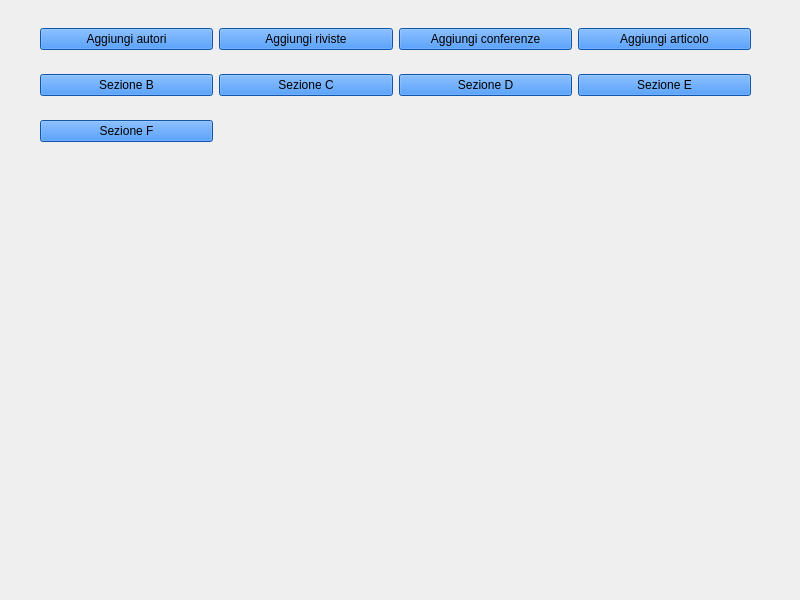
This is mainwindow.ui in FranckRedery/PROGETTO_PO as Qt 5 draws it before an edit. The edited form follows.
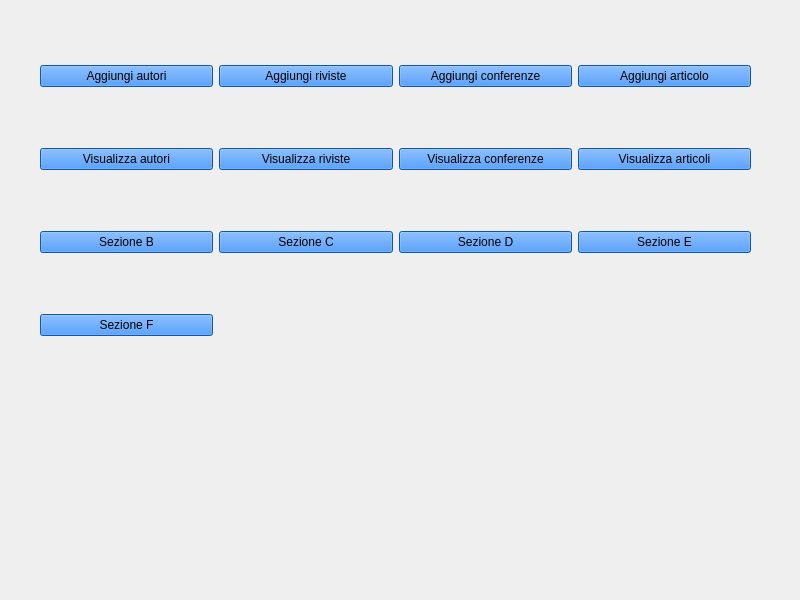
This is the edited form. The open tabs and pages were chosen to show the change.

What changed in the file:
```diff
--- a/mainwindow.ui
+++ b/mainwindow.ui
@@ -39,40 +39,10 @@
         <x>40</x>
         <y>10</y>
         <width>711</width>
-        <height>151</height>
+        <height>381</height>
        </rect>
       </property>
       <layout class="QGridLayout" name="gridLayout_2">
-       <item row="0" column="0">
-        <widget class="QPushButton" name="go_pag_autori">
-         <property name="styleSheet">
-          <string notr="true">background-color: rgb(24,119,242);</string>
-         </property>
-         <property name="text">
-          <string>Aggiungi autori</string>
-         </property>
-        </widget>
-       </item>
-       <item row="1" column="2">
-        <widget class="QPushButton" name="pulsante_sezione_D">
-         <property name="styleSheet">
-          <string notr="true">background-color: rgb(24,119,242);</string>
-         </property>
-         <property name="text">
-          <string>Sezione D</string>
-         </property>
-        </widget>
-       </item>
-       <item row="0" column="3">
-        <widget class="QPushButton" name="pulsante_pag_aggiungiArticolo">
-         <property name="styleSheet">
-          <string notr="true">background-color: rgb(24,119,242);</string>
-         </property>
-         <property name="text">
-          <string>Aggiungi articolo</string>
-         </property>
-        </widget>
-       </item>
        <item row="0" column="2">
         <widget class="QPushButton" name="go_pag_conferenze">
          <property name="styleSheet">
@@ -83,13 +53,13 @@
          </property>
         </widget>
        </item>
-       <item row="1" column="0">
-        <widget class="QPushButton" name="SEZIONE_B">
+       <item row="2" column="2">
+        <widget class="QPushButton" name="pulsante_sezione_D">
          <property name="styleSheet">
           <string notr="true">background-color: rgb(24,119,242);</string>
          </property>
          <property name="text">
-          <string>Sezione B</string>
+          <string>Sezione D</string>
          </property>
         </widget>
        </item>
@@ -103,7 +73,7 @@
          </property>
         </widget>
        </item>
-       <item row="1" column="1">
+       <item row="2" column="1">
         <widget class="QPushButton" name="SEZIONE_C">
          <property name="styleSheet">
           <string notr="true">background-color: rgb(24,119,242);</string>
@@ -113,17 +83,7 @@
          </property>
         </widget>
        </item>
-       <item row="1" column="3">
-        <widget class="QPushButton" name="pushButton_2">
-         <property name="styleSheet">
-          <string notr="true">background-color: rgb(24,119,242);</string>
-         </property>
-         <property name="text">
-          <string>Sezione E</string>
-         </property>
-        </widget>
-       </item>
-       <item row="2" column="0">
+       <item row="3" column="0">
         <widget class="QPushButton" name="pushButton_3">
          <property name="styleSheet">
           <string notr="true">background-color: rgb(24,119,242);</string>
@@ -133,6 +93,86 @@
          </property>
         </widget>
        </item>
+       <item row="0" column="0">
+        <widget class="QPushButton" name="go_pag_autori">
+         <property name="styleSheet">
+          <string notr="true">background-color: rgb(24,119,242);</string>
+         </property>
+         <property name="text">
+          <string>Aggiungi autori</string>
+         </property>
+        </widget>
+       </item>
+       <item row="0" column="3">
+        <widget class="QPushButton" name="pulsante_pag_aggiungiArticolo">
+         <property name="styleSheet">
+          <string notr="true">background-color: rgb(24,119,242);</string>
+         </property>
+         <property name="text">
+          <string>Aggiungi articolo</string>
+         </property>
+        </widget>
+       </item>
+       <item row="2" column="0">
+        <widget class="QPushButton" name="SEZIONE_B">
+         <property name="styleSheet">
+          <string notr="true">background-color: rgb(24,119,242);</string>
+         </property>
+         <property name="text">
+          <string>Sezione B</string>
+         </property>
+        </widget>
+       </item>
+       <item row="2" column="3">
+        <widget class="QPushButton" name="pushButton_2">
+         <property name="styleSheet">
+          <string notr="true">background-color: rgb(24,119,242);</string>
+         </property>
+         <property name="text">
+          <string>Sezione E</string>
+         </property>
+        </widget>
+       </item>
+       <item row="1" column="0">
+        <widget class="QPushButton" name="pulsante_visualizza_Autori">
+         <property name="styleSheet">
+          <string notr="true">background-color: rgb(24,119,242);</string>
+         </property>
+         <property name="text">
+          <string>Visualizza autori</string>
+         </property>
+        </widget>
+       </item>
+       <item row="1" column="1">
+        <widget class="QPushButton" name="pulsante_visualizza_Riviste">
+         <property name="styleSheet">
+          <string notr="true">background-color: rgb(24,119,242);</string>
+         </property>
+         <property name="text">
+          <string>Visualizza riviste</string>
+         </property>
+        </widget>
+       </item>
+       <item row="1" column="2">
+        <widget class="QPushButton" name="pulsante_visualizza_conferenze">
+         <property name="styleSheet">
+          <string notr="true">background-color: rgb(24,119,242);</string>
+         </property>
+         <property name="text">
+          <string>Visualizza conferenze</string>
+         </property>
+        </widget>
+       </item>
+       <item row="1" column="3">
+        <widget class="QPushButton" name="pulsante_visualizza_Articoli">
+         <property name="styleSheet">
+          <string notr="true">background-color: rgb(24,119,242);</string>
+         </property>
+         <property name="text">
+          <string>Visualizza articoli</string>
+         </property>
+        </widget>
+       </item>
       </layout>
      </widget>
     </widget>
```
Left out of the diff: 259 changed lines with no effect on the pictures. Lines whose indentation alone changed are shown as unchanged.
